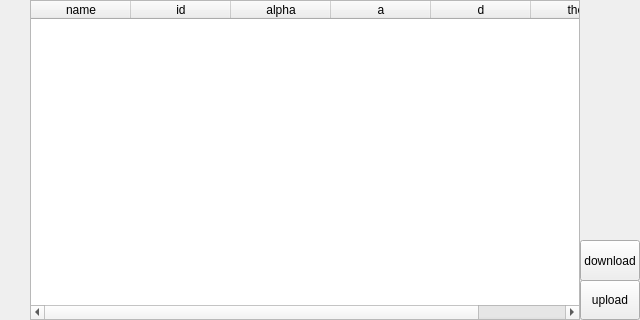
First picture: the form in robotsettings.ui, repository freealong/rik_client, before the edit.
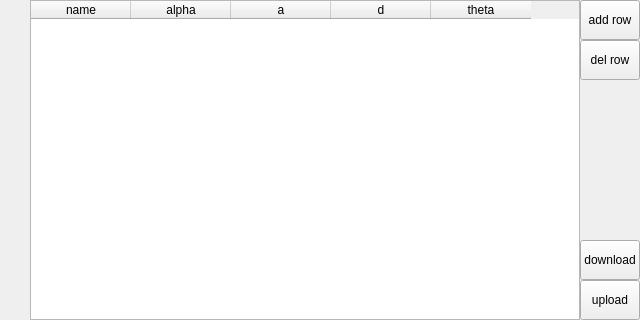
Second picture: the form after the edit.

The edit to the form file:
```diff
--- a/robotsettings.ui
+++ b/robotsettings.ui
@@ -33,11 +33,6 @@
      <string>name</string>
     </property>
    </column>
-   <column>
-    <property name="text">
-     <string>id</string>
-    </property>
-   </column>
    <column>
     <property name="text">
      <string>alpha</string>
@@ -65,7 +60,7 @@
      <x>580</x>
      <y>240</y>
      <width>60</width>
-     <height>41</height>
+     <height>40</height>
     </rect>
    </property>
    <property name="text">
@@ -85,6 +80,32 @@
     <string>upload</string>
    </property>
   </widget>
+  <widget class="QPushButton" name="button_add">
+   <property name="geometry">
+    <rect>
+     <x>580</x>
+     <y>0</y>
+     <width>60</width>
+     <height>40</height>
+    </rect>
+   </property>
+   <property name="text">
+    <string>add row</string>
+   </property>
+  </widget>
+  <widget class="QPushButton" name="button_del">
+   <property name="geometry">
+    <rect>
+     <x>580</x>
+     <y>40</y>
+     <width>60</width>
+     <height>40</height>
+    </rect>
+   </property>
+   <property name="text">
+    <string>del row</string>
+   </property>
+  </widget>
  </widget>
  <resources/>
  <connections/>
```
